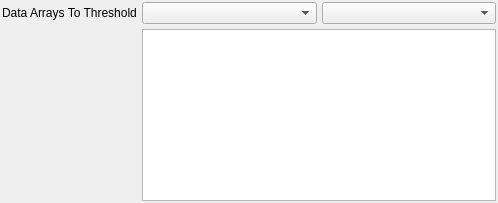
Qt form Source/DREAM3DWidgetsLib/FilterParameterWidgets/UI_Files/ComparisonSelectionWidget.ui (BlueQuartzSoftware/DREAM3D) before a commit.
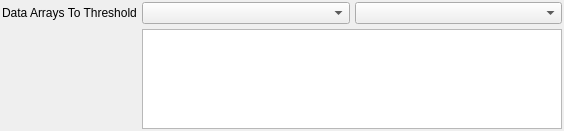
The same form after that commit. Icons and pictures are not drawn.

```diff
--- a/Source/DREAM3DWidgetsLib/FilterParameterWidgets/UI_Files/ComparisonSelectionWidget.ui
+++ b/Source/DREAM3DWidgetsLib/FilterParameterWidgets/UI_Files/ComparisonSelectionWidget.ui
@@ -6,21 +6,12 @@
    <rect>
     <x>0</x>
     <y>0</y>
-    <width>498</width>
-    <height>203</height>
+    <width>564</width>
+    <height>129</height>
    </rect>
   </property>
-  <layout class="QGridLayout" name="gridLayout">
-   <property name="leftMargin">
-    <number>2</number>
-   </property>
-   <property name="topMargin">
-    <number>2</number>
-   </property>
-   <property name="rightMargin">
-    <number>2</number>
-   </property>
-   <property name="bottomMargin">
+  <layout class="QGridLayout" name="widgetLayout">
+   <property name="margin">
     <number>2</number>
    </property>
    <property name="spacing">
```
